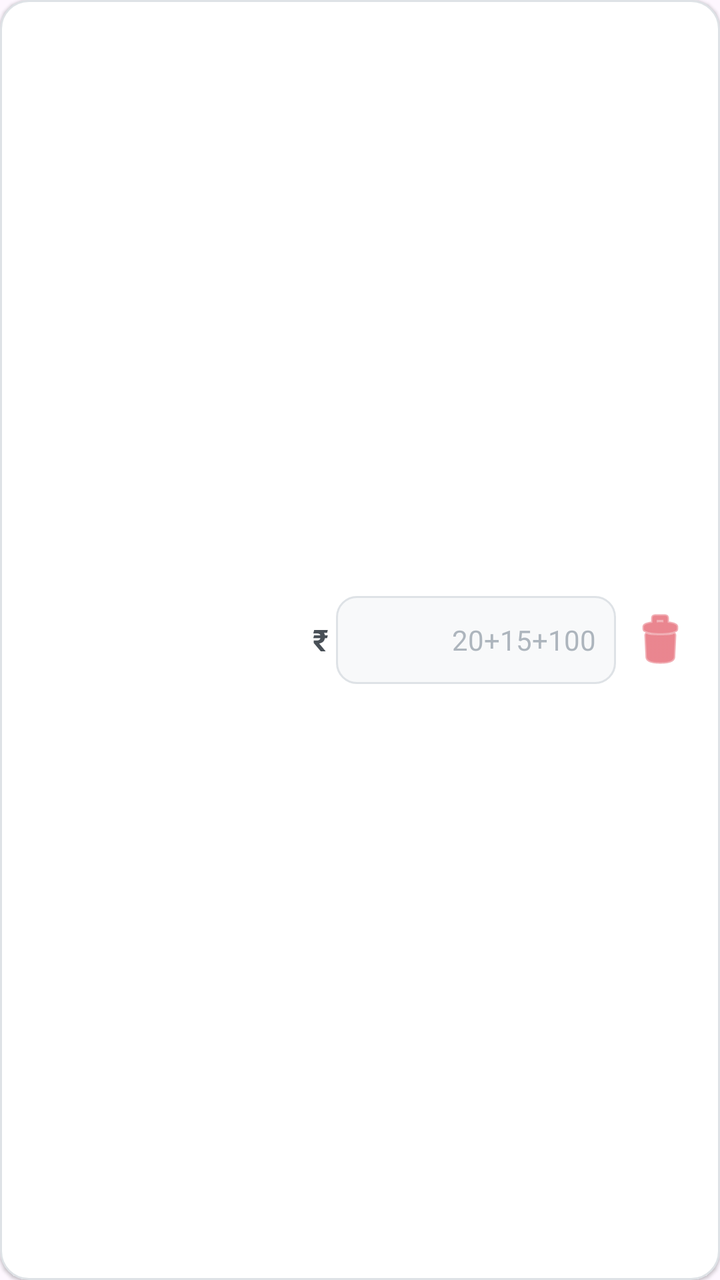
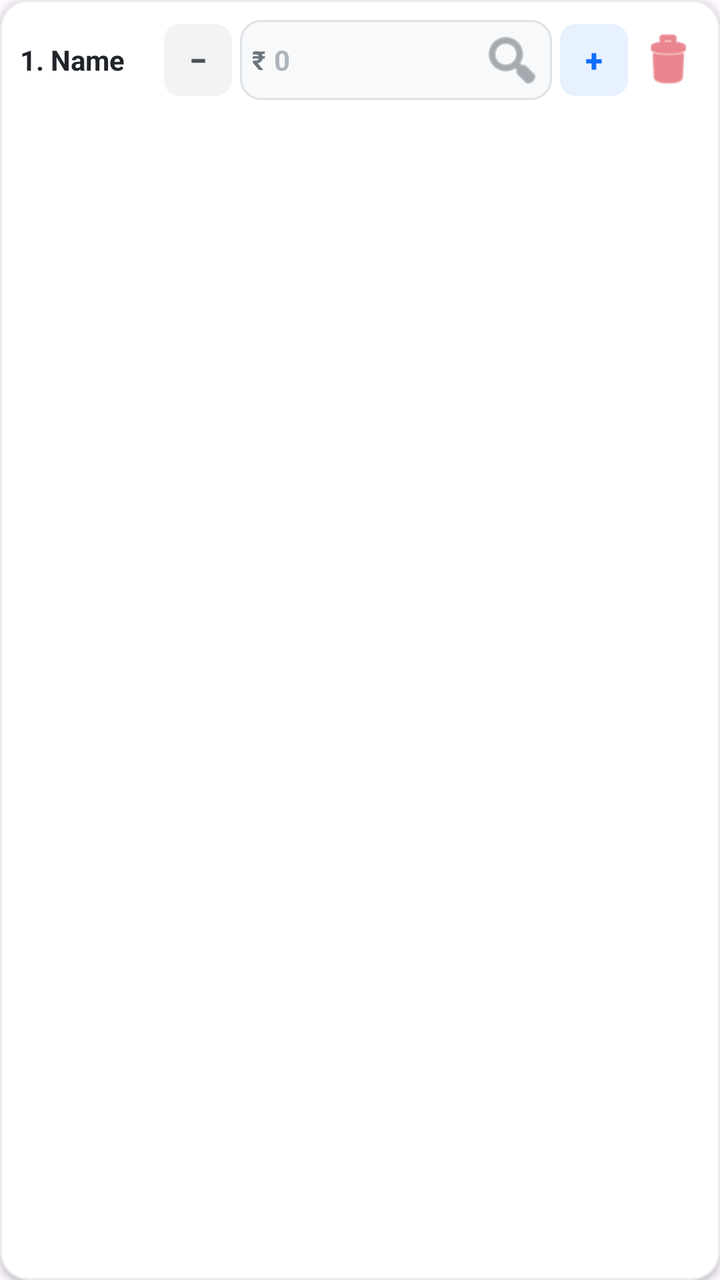

Before-and-after screenshots of an Android layout around one commit, followed by the original layout XML and the change that was made.
<!-- AndroidManifest.xml: application theme Theme.TripExpenseSplitter -->
<!-- res/layout/item_member_spending.xml -->
<?xml version="1.0" encoding="utf-8"?>
<LinearLayout xmlns:android="http://schemas.android.com/apk/res/android"
    android:layout_width="match_parent"
    android:layout_height="wrap_content"
    android:orientation="horizontal"
    android:background="@drawable/bg_card"
    android:padding="12dp"
    android:gravity="center_vertical"
    android:layout_marginBottom="8dp"
    android:elevation="1dp">

    
    <TextView
        android:id="@+id/tvMemberName"
        android:layout_width="0dp"
        android:layout_height="wrap_content"
        android:layout_weight="1"
        android:textSize="16sp"
        android:textStyle="bold"
        android:textColor="#212529" />

    
    <TextView
        android:layout_width="wrap_content"
        android:layout_height="wrap_content"
        android:text="₹ "
        android:textSize="15sp"
        android:textStyle="bold"
        android:textColor="#495057" />

    
    <EditText
        android:id="@+id/etMemberAmount"
        android:layout_width="140dp"
        android:layout_height="44dp"
        android:background="@drawable/bg_input"
        android:paddingHorizontal="10dp"
        android:hint="20+15+100"
        android:textColorHint="#ADB5BD"
        android:inputType="phone"
        android:digits="0123456789+."
        android:textAlignment="viewEnd"
        android:textSize="14sp"
        android:textColor="#212529" />

    
    <ImageButton
        android:id="@+id/btnDeleteMember"
        android:layout_width="36dp"
        android:layout_height="36dp"
        android:background="?attr/selectableItemBackgroundBorderless"
        android:src="@android:drawable/ic_menu_delete"
        android:tint="#DC3545"
        android:contentDescription="Delete Member"
        android:layout_marginStart="4dp" />

</LinearLayout>
<!-- resources referenced by this layout -->
<resources>
  <!-- drawable bg_card (drawable) -->
  <?xml version="1.0" encoding="utf-8"?>
  <shape xmlns:android="http://schemas.android.com/apk/res/android"
      android:shape="rectangle">
      <solid android:color="@color/card_bg" />
      <corners android:radius="14dp" />
      <stroke android:width="1dp" android:color="@color/border_color" />
  </shape>
  <!-- drawable bg_input (drawable) -->
  <?xml version="1.0" encoding="utf-8"?>
  <shape xmlns:android="http://schemas.android.com/apk/res/android"
      android:shape="rectangle">
      <solid android:color="#F8F9FA" />
      <corners android:radius="10dp" />
      <stroke
          android:width="1dp"
          android:color="#DEE2E6" />
  </shape>
  <style name="Theme.TripExpenseSplitter" parent="Base.Theme.TripExpenseSplitter" />
  <color name="card_bg">#FFFFFF</color>
  <color name="border_color">#DEE2E6</color>
  <style name="Base.Theme.TripExpenseSplitter" parent="Theme.Material3.DayNight.NoActionBar">
          
          
      </style>
</resources>

<!-- the commit's change to res/layout/item_member_spending.xml (unified diff, before → after) -->
@@ -1,57 +1,128 @@
 <?xml version="1.0" encoding="utf-8"?>
-<LinearLayout xmlns:android="http://schemas.android.com/apk/res/android"
+<com.google.android.material.card.MaterialCardView xmlns:android="http://schemas.android.com/apk/res/android"
+    xmlns:app="http://schemas.android.com/apk/res-auto"
     android:layout_width="match_parent"
     android:layout_height="wrap_content"
-    android:orientation="horizontal"
-    android:background="@drawable/bg_card"
-    android:padding="12dp"
-    android:gravity="center_vertical"
-    android:layout_marginBottom="8dp"
-    android:elevation="1dp">
+    android:layout_marginHorizontal="12dp"
+    android:layout_marginVertical="6dp"
+    app:cardBackgroundColor="#FFFFFF"
+    app:cardCornerRadius="14dp"
+    app:cardElevation="2dp"
+    app:strokeColor="#E9ECEF"
+    app:strokeWidth="1dp">
 
-    
-    <TextView
-        android:id="@+id/tvMemberName"
-        android:layout_width="0dp"
+    <LinearLayout
+        android:layout_width="match_parent"
         android:layout_height="wrap_content"
-        android:layout_weight="1"
-        android:textSize="16sp"
-        android:textStyle="bold"
-        android:textColor="#212529" />
+        android:gravity="center_vertical"
+        android:orientation="horizontal"
+        android:padding="10dp">
 
-    
-    <TextView
-        android:layout_width="wrap_content"
-        android:layout_height="wrap_content"
-        android:text="₹ "
-        android:textSize="15sp"
-        android:textStyle="bold"
-        android:textColor="#495057" />
+        
+        <TextView
+            android:id="@+id/tvMemberName"
+            android:layout_width="72dp"
+            android:layout_height="wrap_content"
+            android:ellipsize="end"
+            android:maxLines="1"
+            android:text="1. Name"
+            android:textColor="#212529"
+            android:textSize="14sp"
+            android:textStyle="bold" />
 
-    
-    <EditText
-        android:id="@+id/etMemberAmount"
-        android:layout_width="140dp"
-        android:layout_height="44dp"
-        android:background="@drawable/bg_input"
-        android:paddingHorizontal="10dp"
-        android:hint="20+15+100"
-        android:textColorHint="#ADB5BD"
-        android:inputType="phone"
-        android:digits="0123456789+."
-        android:textAlignment="viewEnd"
-        android:textSize="14sp"
-        android:textColor="#212529" />
+        
+        <com.google.android.material.button.MaterialButton
+            android:id="@+id/btnStepMinus"
+            style="@style/Widget.Material3.Button.TonalButton"
+            android:layout_width="34dp"
+            android:layout_height="36dp"
+            android:insetLeft="0dp"
+            android:insetTop="0dp"
+            android:insetRight="0dp"
+            android:insetBottom="0dp"
+            android:padding="0dp"
+            android:text="−"
+            android:textColor="#495057"
+            android:textSize="16sp"
+            android:textStyle="bold"
+            app:backgroundTint="#F1F3F5"
+            app:cornerRadius="8dp" />
 
-    
-    <ImageButton
-        android:id="@+id/btnDeleteMember"
-        android:layout_width="36dp"
-        android:layout_height="36dp"
-        android:background="?attr/selectableItemBackgroundBorderless"
-        android:src="@android:drawable/ic_menu_delete"
-        android:tint="#DC3545"
-        android:contentDescription="Delete Member"
-        android:layout_marginStart="4dp" />
+        
+        <LinearLayout
+            android:layout_width="0dp"
+            android:layout_height="40dp"
+            android:layout_marginHorizontal="4dp"
+            android:layout_weight="1"
+            android:background="@drawable/bg_input"
+            android:gravity="center_vertical"
+            android:orientation="horizontal"
+            android:paddingHorizontal="6dp">
 
-</LinearLayout>
+            <TextView
+                android:layout_width="wrap_content"
+                android:layout_height="wrap_content"
+                android:text="₹"
+                android:textColor="#6C757D"
+                android:textSize="13sp"
+                android:textStyle="bold" />
+
+            <EditText
+                android:id="@+id/etMemberAmount"
+                android:layout_width="0dp"
+                android:layout_height="match_parent"
+                android:layout_weight="1"
+                android:background="@null"
+                android:digits="0123456789.+- "
+                android:gravity="center_vertical|start"
+                android:hint="0"
+                android:inputType="textVisiblePassword"
+                android:maxLines="1"
+                android:paddingStart="4dp"
+                android:textColor="#212529"
+                android:textColorHint="#ADB5BD"
+                android:textSize="14sp"
+                android:textStyle="bold" />
+
+            
+            <ImageButton
+                android:id="@+id/btnExpandExpression"
+                android:layout_width="28dp"
+                android:layout_height="28dp"
+                android:background="?attr/selectableItemBackgroundBorderless"
+                android:contentDescription="View Full Expression"
+                android:src="@android:drawable/ic_menu_search"
+                app:tint="#6C757D" />
+        </LinearLayout>
+
+        
+        <com.google.android.material.button.MaterialButton
+            android:id="@+id/btnStepPlus"
+            style="@style/Widget.Material3.Button.TonalButton"
+            android:layout_width="34dp"
+            android:layout_height="36dp"
+            android:insetLeft="0dp"
+            android:insetTop="0dp"
+            android:insetRight="0dp"
+            android:insetBottom="0dp"
+            android:padding="0dp"
+            android:text="+"
+            android:textColor="#0D6EFD"
+            android:textSize="16sp"
+            android:textStyle="bold"
+            app:backgroundTint="#E7F1FF"
+            app:cornerRadius="8dp" />
+
+        
+        <ImageButton
+            android:id="@+id/btnDeleteMember"
+            android:layout_width="32dp"
+            android:layout_height="32dp"
+            android:layout_marginStart="4dp"
+            android:background="?attr/selectableItemBackgroundBorderless"
+            android:contentDescription="Delete Member"
+            android:src="@android:drawable/ic_menu_delete"
+            app:tint="#DC3545" />
+
+    </LinearLayout>
+</com.google.android.material.card.MaterialCardView>
<!-- resource entries referenced after the edit -->
@@ -1,13 +1,5 @@
 <!-- resources referenced by this layout -->
 <resources>
-  <!-- drawable bg_card (drawable) -->
-  <?xml version="1.0" encoding="utf-8"?>
-  <shape xmlns:android="http://schemas.android.com/apk/res/android"
-      android:shape="rectangle">
-      <solid android:color="@color/card_bg" />
-      <corners android:radius="14dp" />
-      <stroke android:width="1dp" android:color="@color/border_color" />
-  </shape>
   <!-- drawable bg_input (drawable) -->
   <?xml version="1.0" encoding="utf-8"?>
   <shape xmlns:android="http://schemas.android.com/apk/res/android"
@@ -19,9 +11,7 @@
           android:color="#DEE2E6" />
   </shape>
   <style name="Theme.TripExpenseSplitter" parent="Base.Theme.TripExpenseSplitter" />
-  <color name="card_bg">#FFFFFF</color>
-  <color name="border_color">#DEE2E6</color>
-  <style name="Base.Theme.TripExpenseSplitter" parent="Theme.Material3.DayNight.NoActionBar">
+  <style name="Base.Theme.TripExpenseSplitter" parent="Theme.Material3.Light.NoActionBar">
           
           
       </style>
